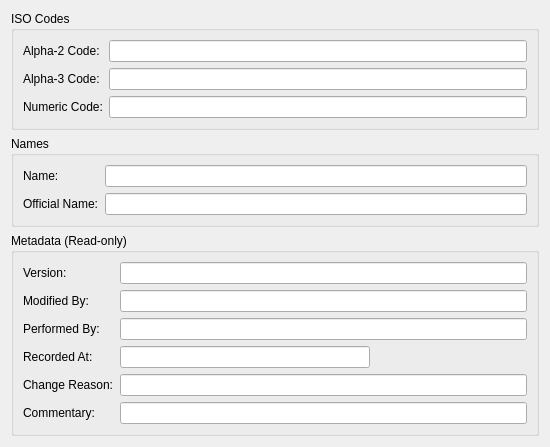
Above: projects/ores.qt/ui/CountryDetailDialog.ui from OreStudio/OreStudio before the change. Below: the same form after it.
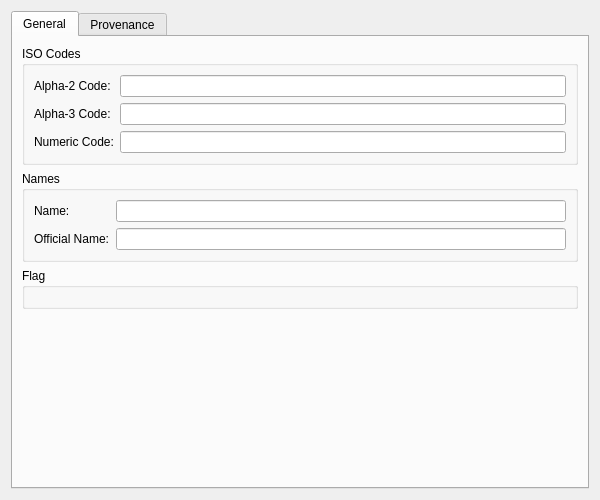
That is the form after the change. Custom widgets are drawn as their Qt base class.

Patch:
```diff
--- a/projects/ores.qt/ui/CountryDetailDialog.ui
+++ b/projects/ores.qt/ui/CountryDetailDialog.ui
@@ -6,10 +6,16 @@
    <rect>
     <x>0</x>
     <y>0</y>
-    <width>550</width>
-    <height>400</height>
+    <width>600</width>
+    <height>500</height>
    </rect>
   </property>
+  <property name="minimumSize">
+   <size>
+    <width>600</width>
+    <height>500</height>
+   </size>
+  </property>
   <property name="sizePolicy">
    <sizepolicy hsizetype="Preferred" vsizetype="Preferred">
     <horstretch>0</horstretch>
@@ -21,6 +27,12 @@
   </property>
   <layout class="QVBoxLayout" name="verticalLayout">
    <item>
+    <widget class="QTabWidget" name="tabWidget">
+     <property name="currentIndex"><number>0</number></property>
+     <widget class="QWidget" name="generalTab">
+      <attribute name="title"><string>General</string></attribute>
+      <layout class="QVBoxLayout" name="generalLayout">
+       <item>
     <widget class="QGroupBox" name="codesGroup">
      <property name="title">
       <string>ISO Codes</string>
@@ -104,102 +116,11 @@
     </widget>
    </item>
    <item>
-    <widget class="QGroupBox" name="metadataGroup">
+        <widget class="QGroupBox" name="flagGroup">
      <property name="title">
-      <string>Metadata (Read-only)</string>
-     </property>
-     <layout class="QFormLayout" name="formLayout_3">
-      <item row="0" column="0">
-       <widget class="QLabel" name="labelVersion">
-        <property name="text">
-         <string>Version:</string>
-        </property>
-       </widget>
-      </item>
-      <item row="0" column="1">
-       <widget class="QLineEdit" name="versionEdit">
-        <property name="readOnly">
-         <bool>true</bool>
-        </property>
-       </widget>
-      </item>
-      <item row="1" column="0">
-       <widget class="QLabel" name="labelModifiedBy">
-        <property name="text">
-         <string>Modified By:</string>
-        </property>
-       </widget>
-      </item>
-      <item row="1" column="1">
-       <widget class="QLineEdit" name="modifiedByEdit">
-        <property name="readOnly">
-         <bool>true</bool>
-        </property>
-       </widget>
-      </item>
-      <item row="2" column="0">
-       <widget class="QLabel" name="labelPerformedBy">
-        <property name="text">
-         <string>Performed By:</string>
-        </property>
-       </widget>
-      </item>
-      <item row="2" column="1">
-       <widget class="QLineEdit" name="performedByEdit">
-        <property name="readOnly">
-         <bool>true</bool>
-        </property>
-       </widget>
-      </item>
-
-      <item row="3" column="0">
-       <widget class="QLabel" name="labelRecordedAt">
-        <property name="text">
-         <string>Recorded At:</string>
-        </property>
-       </widget>
-      </item>
-      <item row="3" column="1">
-       <widget class="QLineEdit" name="recordedAtEdit">
-        <property name="readOnly">
-         <bool>true</bool>
-        </property>
-        <property name="maximumSize">
-         <size>
-          <width>250</width>
-          <height>16777215</height>
-         </size>
-        </property>
-       </widget>
-      </item>
-      <item row="4" column="0">
-       <widget class="QLabel" name="labelChangeReason">
-        <property name="text">
-         <string>Change Reason:</string>
-        </property>
-       </widget>
-      </item>
-      <item row="4" column="1">
-       <widget class="QLineEdit" name="changeReasonEdit">
-        <property name="readOnly">
-         <bool>true</bool>
-        </property>
-       </widget>
-      </item>
-      <item row="5" column="0">
-       <widget class="QLabel" name="labelCommentary">
-        <property name="text">
-         <string>Commentary:</string>
-        </property>
-       </widget>
-      </item>
-      <item row="5" column="1">
-       <widget class="QLineEdit" name="commentaryEdit">
-        <property name="readOnly">
-         <bool>true</bool>
-        </property>
-       </widget>
-      </item>
+          <string>Flag</string>
+         </property>
+         <layout class="QVBoxLayout" name="flagGroupLayout">
      </layout>
     </widget>
    </item>
@@ -218,6 +139,25 @@
    </item>
   </layout>
  </widget>
+     <widget class="QWidget" name="provenanceTab">
+      <attribute name="title"><string>Provenance</string></attribute>
+      <layout class="QVBoxLayout" name="provenanceTabLayout">
+       <item>
+        <widget class="ores::qt::ProvenanceWidget" name="provenanceWidget" native="true"/>
+       </item>
+      </layout>
+     </widget>
+    </widget>
+   </item>
+  </layout>
+ </widget>
+ <customwidgets>
+  <customwidget>
+   <class>ores::qt::ProvenanceWidget</class>
+   <extends>QWidget</extends>
+   <header>ores.qt/ProvenanceWidget.hpp</header>
+  </customwidget>
+ </customwidgets>
  <resources/>
  <connections/>
 </ui>
```
Lines whose indentation alone changed are shown as unchanged.
